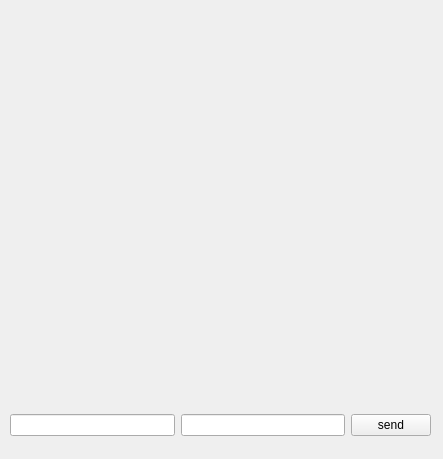
MaryamBoneh/PythonCourse_Aemmi, file Assignment18/MessageBox/form.ui: the form before one commit.
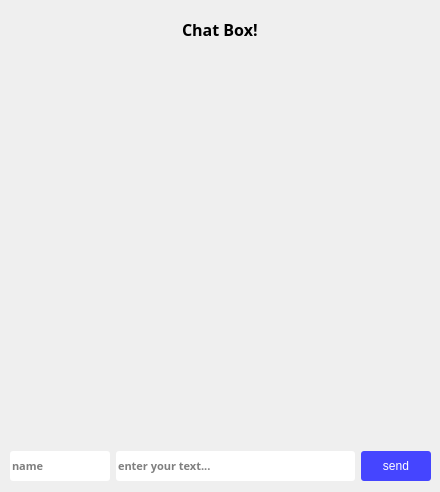
The form after the commit.

```diff
--- a/Assignment18/MessageBox/form.ui
+++ b/Assignment18/MessageBox/form.ui
@@ -6,8 +6,8 @@
    <rect>
     <x>0</x>
     <y>0</y>
-    <width>443</width>
-    <height>459</height>
+    <width>440</width>
+    <height>492</height>
    </rect>
   </property>
   <property name="windowTitle">
@@ -16,32 +16,159 @@
   <widget class="QWidget" name="gridLayoutWidget">
    <property name="geometry">
     <rect>
-     <x>10</x>
-     <y>10</y>
+     <x>9</x>
+     <y>60</y>
      <width>421</width>
      <height>381</height>
     </rect>
    </property>
    <layout class="QGridLayout" name="vl_messages"/>
   </widget>
-  <widget class="QWidget" name="horizontalLayoutWidget">
+  <widget class="QWidget" name="">
+   <property name="geometry">
+    <rect>
+     <x>9</x>
+     <y>9</y>
+     <width>421</width>
+     <height>41</height>
+    </rect>
+   </property>
+   <layout class="QHBoxLayout" name="horizontalLayout_2" stretch="0,0,0">
+    <property name="spacing">
+     <number>0</number>
+    </property>
+    <property name="sizeConstraint">
+     <enum>QLayout::SetDefaultConstraint</enum>
+    </property>
+    <property name="leftMargin">
+     <number>0</number>
+    </property>
+    <property name="rightMargin">
+     <number>0</number>
+    </property>
+    <item>
+     <spacer name="horizontalSpacer">
+      <property name="orientation">
+       <enum>Qt::Horizontal</enum>
+      </property>
+      <property name="sizeHint" stdset="0">
+       <size>
+        <width>40</width>
+        <height>20</height>
+       </size>
+      </property>
+     </spacer>
+    </item>
+    <item>
+     <widget class="QLabel" name="label">
+      <property name="font">
+       <font>
+        <family>IRANSansFaNum Black</family>
+        <pointsize>12</pointsize>
+        <weight>75</weight>
+        <bold>true</bold>
+       </font>
+      </property>
+      <property name="text">
+       <string>Chat Box!</string>
+      </property>
+     </widget>
+    </item>
+    <item>
+     <spacer name="horizontalSpacer_2">
+      <property name="orientation">
+       <enum>Qt::Horizontal</enum>
+      </property>
+      <property name="sizeHint" stdset="0">
+       <size>
+        <width>40</width>
+        <height>20</height>
+       </size>
+      </property>
+     </spacer>
+    </item>
+   </layout>
+  </widget>
+  <widget class="QWidget" name="">
    <property name="geometry">
     <rect>
      <x>10</x>
-     <y>400</y>
+     <y>450</y>
      <width>421</width>
-     <height>51</height>
+     <height>32</height>
     </rect>
    </property>
    <layout class="QHBoxLayout" name="horizontalLayout">
     <item>
-     <widget class="QLineEdit" name="txt_name"/>
+     <widget class="QLineEdit" name="txt_name">
+      <property name="minimumSize">
+       <size>
+        <width>100</width>
+        <height>30</height>
+       </size>
+      </property>
+      <property name="maximumSize">
+       <size>
+        <width>100</width>
+        <height>16777215</height>
+       </size>
+      </property>
+      <property name="font">
+       <font>
+        <family>IRANSansFaNum Black</family>
+        <pointsize>8</pointsize>
+        <weight>75</weight>
+        <bold>true</bold>
+       </font>
+      </property>
+      <property name="styleSheet">
+       <string notr="true">background-color: #fff; border: 0px; border-radius: 3px;</string>
+      </property>
+      <property name="placeholderText">
+       <string>name</string>
+      </property>
+     </widget>
     </item>
     <item>
-     <widget class="QLineEdit" name="txt_message"/>
+     <widget class="QLineEdit" name="txt_message">
+      <property name="minimumSize">
+       <size>
+        <width>0</width>
+        <height>30</height>
+       </size>
+      </property>
+      <property name="font">
+       <font>
+        <family>IRANSansFaNum Black</family>
+        <pointsize>8</pointsize>
+        <weight>75</weight>
+        <bold>true</bold>
+       </font>
+      </property>
+      <property name="styleSheet">
+       <string notr="true">background-color: #fff; border: 0px; border-radius: 3px;</string>
+      </property>
+      <property name="placeholderText">
+       <string>enter your text...</string>
+      </property>
+     </widget>
     </item>
     <item>
      <widget class="QPushButton" name="btn_send">
+      <property name="minimumSize">
+       <size>
+        <width>70</width>
+        <height>30</height>
+       </size>
+      </property>
+      <property name="font">
+       <font>
+        <pointsize>9</pointsize>
+       </font>
+      </property>
+      <property name="styleSheet">
+       <string notr="true">border-radius: 3px; background-color: #4545ff; border: 0px; color: #fff;</string>
+      </property>
       <property name="text">
        <string>send</string>
       </property>
```
Left out of the diff: 2 changed lines with no effect on the pictures.
